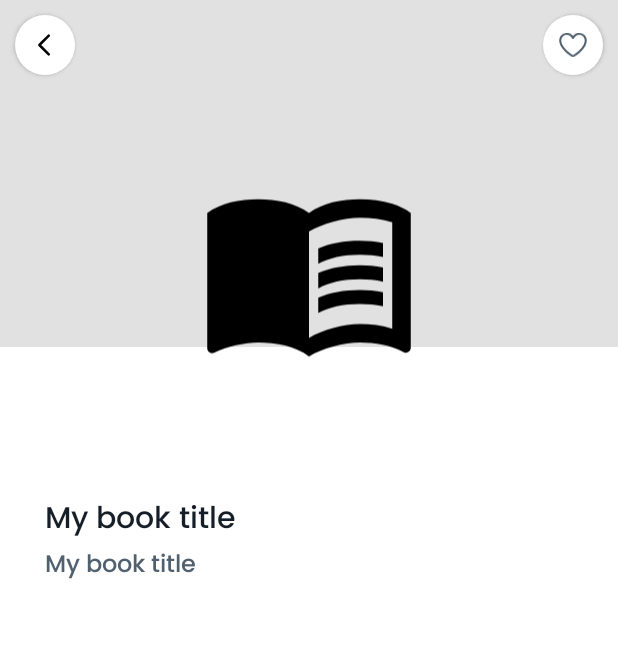
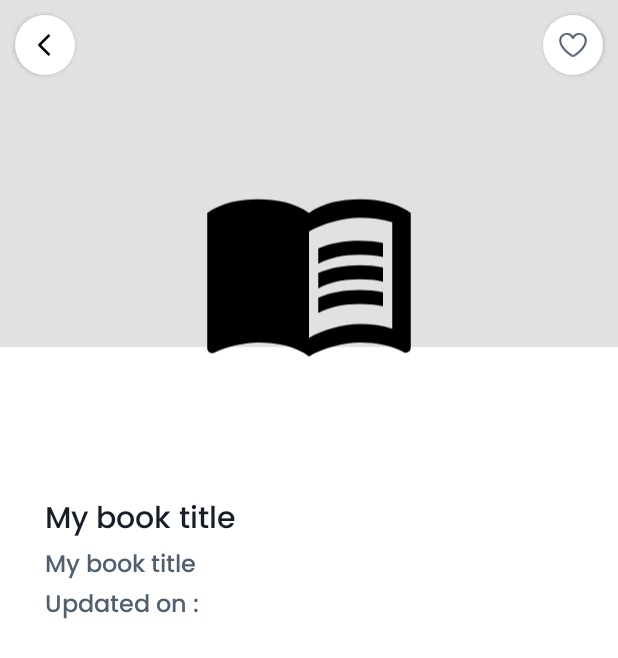
Before and after one commit to Mouzzamsddq/Near-By-App, an Android app: the layout fragment_book_details.xml on its own in the app's theme, with its tools: preview values and no code run, on a phone screen of 412 x 824 dp. Shown: the top 658 px of the screen. Run offline under Robolectric (Android 15) with nearby library versions, the phone set to English and light mode, and no system bars.

Commit message:
#17 completed book summary page

```diff
--- a/app/build.gradle.kts
+++ b/app/build.gradle.kts
@@ -1,3 +1,5 @@
+import java.util.regex.Pattern.compile
+
 plugins {
     id("com.android.application")
     id("org.jetbrains.kotlin.android")
@@ -96,7 +98,8 @@ dependencies {
     kapt("com.google.dagger:hilt-android-compiler:2.44.2")
 
     // palette
-    implementation("androidx.palette:palette:1.0.0")
+    implementation("androidx.palette:palette-ktx:1.0.0")
+    implementation("com.thedeanda:lorem:2.2")
 }
 
 kapt {
--- a/app/src/main/java/com/example/bookshelfapp/data/features/books/repository/remote/model/BooksItem.kt
+++ b/app/src/main/java/com/example/bookshelfapp/data/features/books/repository/remote/model/BooksItem.kt
@@ -15,7 +15,7 @@ data class BooksItem(
     @SerializedName("image")
     val image: String?,
     @SerializedName("lastChapterDate")
-    val lastChapterDate: Int?,
+    val lastChapterDate: Long?,
     @SerializedName("title")
     val title: String?,
     var isFav: Boolean?
--- a/app/src/main/res/layout/fragment_book_details.xml
+++ b/app/src/main/res/layout/fragment_book_details.xml
@@ -9,7 +9,7 @@
 
     <androidx.constraintlayout.widget.ConstraintLayout
         android:layout_width="match_parent"
-        android:layout_height="wrap_content">
+        android:layout_height="match_parent">
 
         <ImageView
             android:id="@+id/back_icon_iv"
@@ -40,6 +40,18 @@
             app:layout_constraintHorizontal_bias="0.85"
             app:layout_constraintTop_toTopOf="parent" />
 
+
+        <ScrollView
+            android:layout_width="match_parent"
+            android:layout_height="@dimen/margin_0dp"
+            android:layout_marginBottom="@dimen/margin_10"
+            android:fillViewport="true"
+            app:layout_constraintBottom_toBottomOf="parent"
+            app:layout_constraintTop_toTopOf="parent">
+
+            <androidx.constraintlayout.widget.ConstraintLayout
+                android:layout_width="match_parent"
+                android:layout_height="wrap_content">
 
                 <View
                     android:id="@+id/book_background"
@@ -92,6 +104,43 @@
                     app:layout_constraintStart_toStartOf="parent"
                     app:layout_constraintTop_toBottomOf="@id/tv_title"
                     tools:text="My book title" />
+
+                <TextView
+                    android:id="@+id/tv_updated_on"
+                    android:layout_width="0dp"
+                    android:layout_height="wrap_content"
+                    android:layout_marginStart="@dimen/margin_30"
+                    android:layout_marginEnd="@dimen/margin_30"
+                    android:fontFamily="@font/poppins_medium"
+                    android:textColor="?attr/secondaryTextColor"
+                    android:textSize="@dimen/size_16sp"
+                    app:layout_constraintEnd_toEndOf="parent"
+                    app:layout_constraintStart_toStartOf="parent"
+                    app:layout_constraintTop_toBottomOf="@id/tv_hits"
+                    tools:text="Updated on : " />
+
+                <TextView
+                    android:id="@+id/tv_summary"
+                    android:layout_width="match_parent"
+                    android:layout_height="wrap_content"
+                    android:layout_marginStart="@dimen/margin_30"
+                    android:layout_marginTop="@dimen/margin_18"
+                    android:layout_marginEnd="@dimen/margin_30"
+                    android:bufferType="spannable"
+                    android:clickable="true"
+                    android:focusable="true"
+                    android:fontFamily="@font/pt_serif"
+                    android:lineSpacingExtra="@dimen/size_9"
+                    android:textColorHighlight="@color/selection_color"
+                    android:textIsSelectable="true"
+                    android:textSize="@dimen/size_16sp"
+                    app:layout_constraintEnd_toEndOf="parent"
+                    app:layout_constraintStart_toStartOf="parent"
+                    app:layout_constraintTop_toBottomOf="@id/tv_updated_on" />
+
+            </androidx.constraintlayout.widget.ConstraintLayout>
+
+        </ScrollView>
     </androidx.constraintlayout.widget.ConstraintLayout>
 
 
--- a/app/src/main/res/values/strings.xml
+++ b/app/src/main/res/values/strings.xml
@@ -40,4 +40,6 @@
     <string name="are_you_sure_to_log_out">Are you sure to log out?</string>
     <string name="no">No</string>
     <string name="yes">Yes</string>
+    <string name="hits_text">Hits: %1$d</string>
+    <string name="updated_on">Updated on: %s</string>
 </resources>
```
Also changed, not shown: app/src/main/java/com/example/bookshelfapp/ui/features/details/BookDetailsFragment.kt (+7 -1 lines), app/src/main/java/com/example/bookshelfapp/utils/DateUtils.kt (added, +29 -0 lines). Lines whose indentation alone changed are shown as unchanged.
